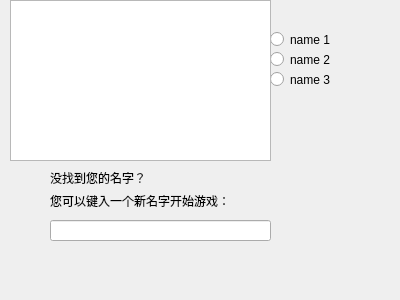
The window that dialog_names.ui (WCIofQMandRA/Protect-the-Planet) describes before a commit, drawn with Qt 5.
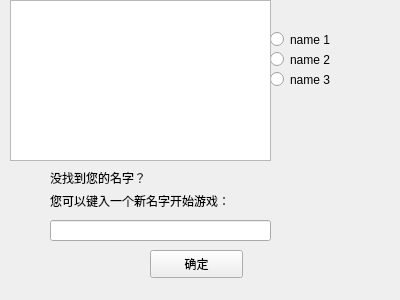
The same window after the commit.

Diff of the .ui file:
```diff
--- a/dialog_names.ui
+++ b/dialog_names.ui
@@ -98,6 +98,19 @@
     </rect>
    </property>
   </widget>
+  <widget class="QPushButton" name="but_choosed">
+   <property name="geometry">
+    <rect>
+     <x>150</x>
+     <y>250</y>
+     <width>93</width>
+     <height>28</height>
+    </rect>
+   </property>
+   <property name="text">
+    <string>确定</string>
+   </property>
+  </widget>
  </widget>
  <resources/>
  <connections/>
```
Left out of the diff: 2 changed lines with no effect on the pictures.
